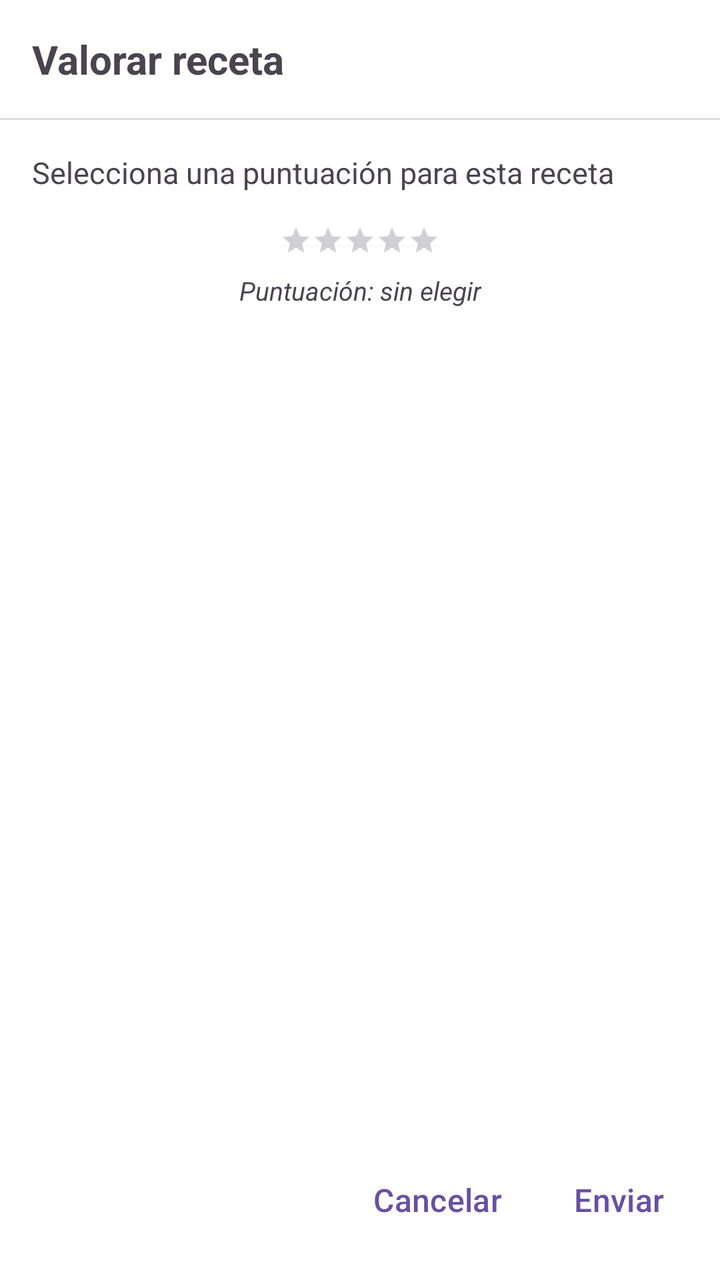
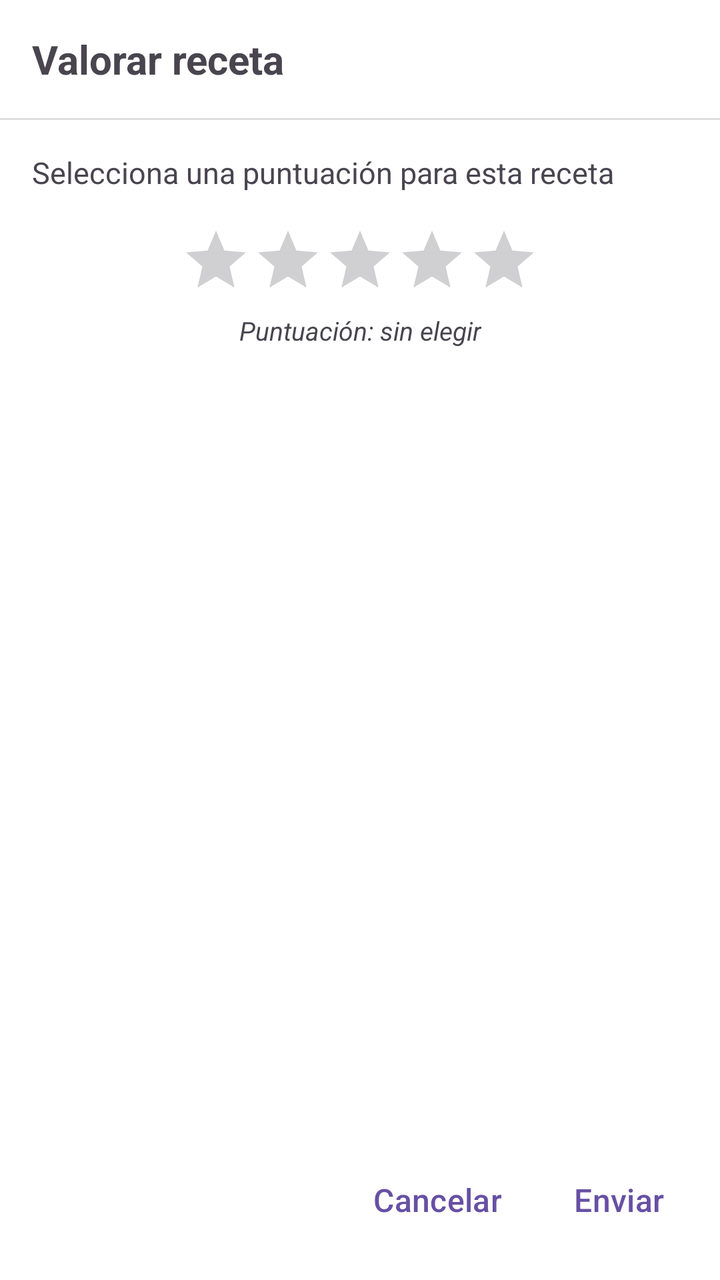

The first picture is an Android layout as it rendered before a commit; the second is the same layout after the commit. The layout source and the unified diff follow.
<!-- AndroidManifest.xml: application theme Theme.RefriMancia -->
<!-- res/layout/popup_valoracion.xml -->
<?xml version="1.0" encoding="utf-8"?>
<androidx.constraintlayout.widget.ConstraintLayout xmlns:android="http://schemas.android.com/apk/res/android"
    xmlns:app="http://schemas.android.com/apk/res-auto"
    android:layout_width="match_parent"
    android:layout_height="match_parent"
    android:background="@android:color/white">

    <TextView
        android:id="@+id/tv_valoracion_titulo"
        android:layout_width="0dp"
        android:layout_height="wrap_content"
        android:padding="16dp"
        android:text="@string/review_dialog_title"
        android:textSize="20sp"
        android:textStyle="bold"
        app:layout_constraintEnd_toEndOf="parent"
        app:layout_constraintStart_toStartOf="parent"
        app:layout_constraintTop_toTopOf="parent" />

    <View
        android:id="@+id/valoracion_divider"
        android:layout_width="match_parent"
        android:layout_height="1dp"
        android:background="#DDDDDD"
        app:layout_constraintTop_toBottomOf="@id/tv_valoracion_titulo" />

    <TextView
        android:id="@+id/tv_valoracion_receta"
        android:layout_width="0dp"
        android:layout_height="wrap_content"
        android:layout_marginStart="16dp"
        android:layout_marginTop="16dp"
        android:layout_marginEnd="16dp"
        android:text="@string/review_dialog_hint"
        android:textSize="15sp"
        app:layout_constraintEnd_toEndOf="parent"
        app:layout_constraintStart_toStartOf="parent"
        app:layout_constraintTop_toBottomOf="@id/valoracion_divider" />

    <RatingBar
        android:id="@+id/rb_valoracion"
        style="?android:attr/ratingBarStyleSmall"
        android:layout_width="wrap_content"
        android:layout_height="wrap_content"
        android:layout_marginTop="16dp"
        android:isIndicator="false"
        android:numStars="5"
        android:stepSize="1"
        android:rating="0"
        app:layout_constraintEnd_toEndOf="parent"
        app:layout_constraintStart_toStartOf="parent"
        app:layout_constraintTop_toBottomOf="@id/tv_valoracion_receta" />

    <TextView
        android:id="@+id/tv_valoracion_seleccionada"
        android:layout_width="wrap_content"
        android:layout_height="wrap_content"
        android:layout_marginTop="8dp"
        android:text="@string/review_dialog_selection_empty"
        android:textSize="13sp"
        android:textStyle="italic"
        app:layout_constraintEnd_toEndOf="parent"
        app:layout_constraintStart_toStartOf="parent"
        app:layout_constraintTop_toBottomOf="@id/rb_valoracion" />

    <LinearLayout
        android:id="@+id/layout_botones_valoracion"
        style="?android:attr/buttonBarStyle"
        android:layout_width="0dp"
        android:layout_height="wrap_content"
        android:layout_margin="16dp"
        android:orientation="horizontal"
        android:gravity="end"
        app:layout_constraintBottom_toBottomOf="parent"
        app:layout_constraintEnd_toEndOf="parent"
        app:layout_constraintStart_toStartOf="parent">

        <Button
                android:id="@+id/btn_cancelar_valoracion"
                android:layout_width="wrap_content"
                android:layout_height="wrap_content"
                android:text="@string/review_dialog_cancel"
                style="?android:attr/buttonBarButtonStyle"
                android:textSize="16sp" />

        <Button
                android:id="@+id/btn_enviar_valoracion"
                android:layout_width="wrap_content"
                android:layout_height="wrap_content"
                android:layout_marginStart="12dp"
                android:text="@string/review_dialog_send"
                style="?android:attr/buttonBarButtonStyle"
                android:textSize="16sp" />
    </LinearLayout>

</androidx.constraintlayout.widget.ConstraintLayout>
<!-- resources referenced by this layout -->
<resources>
  <string name="review_dialog_cancel">Cancelar</string>
  <string name="review_dialog_hint">Selecciona una puntuación para esta receta</string>
  <string name="review_dialog_selection_empty">Puntuación: sin elegir</string>
  <string name="review_dialog_send">Enviar</string>
  <string name="review_dialog_title">Valorar receta</string>
  <style name="Theme.RefriMancia" parent="Base.Theme.RefriMancia" />
  <style name="Base.Theme.RefriMancia" parent="Theme.Material3.DayNight.NoActionBar">
          
          
          <item name="android:statusBarColor">?attr/colorPrimary</item>
          <item name="android:windowLightStatusBar">false</item>
          
      </style>
</resources>

<!-- the commit's change to res/layout/popup_valoracion.xml (unified diff, before → after) -->
@@ -38,18 +38,18 @@
         app:layout_constraintTop_toBottomOf="@id/valoracion_divider" />
 
     <RatingBar
-        android:id="@+id/rb_valoracion"
-        style="?android:attr/ratingBarStyleSmall"
-        android:layout_width="wrap_content"
-        android:layout_height="wrap_content"
-        android:layout_marginTop="16dp"
-        android:isIndicator="false"
-        android:numStars="5"
-        android:stepSize="1"
-        android:rating="0"
-        app:layout_constraintEnd_toEndOf="parent"
-        app:layout_constraintStart_toStartOf="parent"
-        app:layout_constraintTop_toBottomOf="@id/tv_valoracion_receta" />
+            android:id="@+id/rb_valoracion"
+            style="@style/Widget.AppCompat.RatingBar.Indicator"
+            android:layout_width="wrap_content"
+            android:layout_height="wrap_content"
+            android:layout_marginTop="16dp"
+            android:numStars="5"
+            android:stepSize="1"
+            android:rating="0"
+            app:layout_constraintEnd_toEndOf="parent"
+            app:layout_constraintStart_toStartOf="parent"
+            app:layout_constraintTop_toBottomOf="@id/tv_valoracion_receta"
+            android:isIndicator="false" />
 
     <TextView
         android:id="@+id/tv_valoracion_seleccionada"
